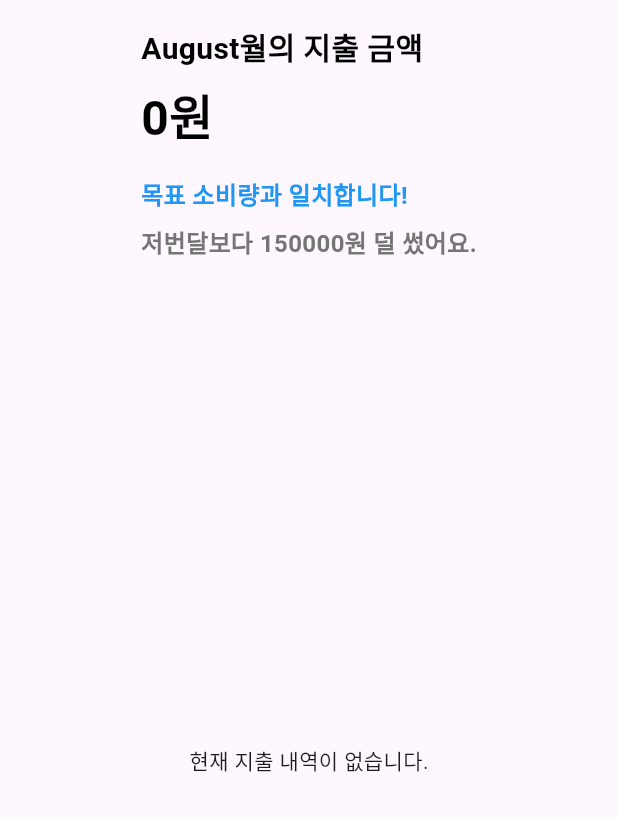
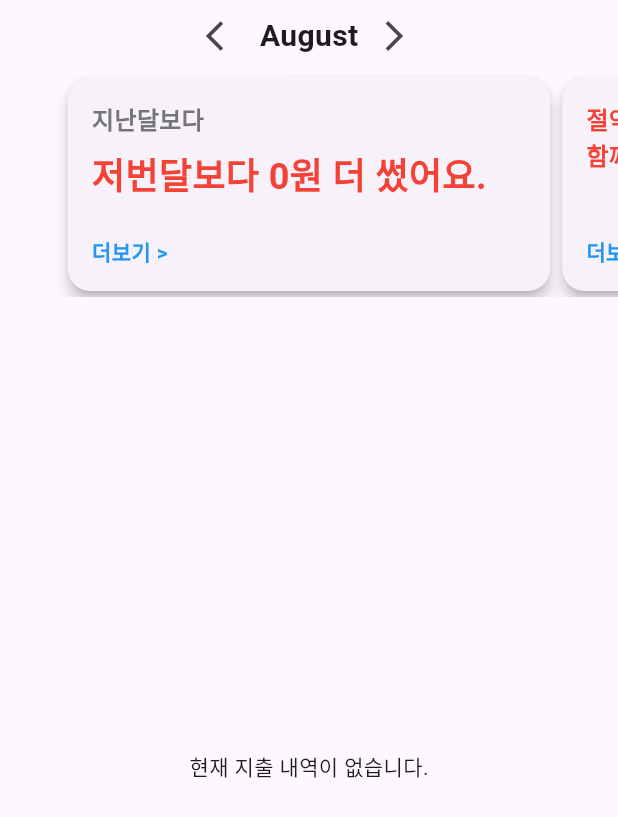
Before and after one commit to BBYUworld/bbyu-fe, a Flutter app: the JointLedgerListScreen screen opened directly with empty values, on a phone screen of 412 x 824 dp. Shown: the top 817 px of the screen. Run offline on Flutter 3.47's test engine with Material 3 defaults, Android fonts, the phone set to English and light mode, and no system bars; our stand-ins replace dio, fl_chart, flutter_secure_storage, table_calendar, webview_flutter; missing offline and left inert: remedi_kopo; accounts and stored records are empty; network calls fail.

Commit message:
design: Calender List 디자인

```diff
--- a/lib/models/couple_expense_model.dart
+++ b/lib/models/couple_expense_model.dart
@@ -1,7 +1,9 @@
 class CoupleExpense {
-  final int totalAmount;
-  final int targetAmount;
-  final int amountDifference;
+  final int totalAmount; //현재 이번달에 내가 쓴 금액
+  final int targetAmount; //내가 한 달에 쓰고자하는 목표 금액
+  final int amountDifference; // 월간 타겟 소비금액에서 얼만큼 덜 썼는지
+  final String category; //이번달에 내가 많이 쓴 카테고리
+  final int totalAmountFromLastMonth; //저번달보다 얼마 더 썼는지 (-면 더 저번달보다 많이 쓴것임)
   final List<DailyExpense> expenses;
   final List<DailyDetailExpense> dayExpenses;
 
@@ -9,6 +11,8 @@ class CoupleExpense {
     required this.totalAmount,
     required this.targetAmount,
     required this.amountDifference,
+    required this.category,
+    required this.totalAmountFromLastMonth,
     required this.expenses,
     required this.dayExpenses,
   });
@@ -29,6 +33,8 @@ class CoupleExpense {
       totalAmount: json['totalAmount'] ?? 0,
       targetAmount: json['targetAmount'] ?? 0,
       amountDifference: json['amountDifference'] ?? 0,
+      category: json['category'],
+      totalAmountFromLastMonth: json['totalAmountFromLastMonth'],
       expenses: expenseObjects,
       dayExpenses: detailExpenseObjects,
     );
--- a/lib/views/householdledger/HouseholdLedgerScreen.dart
+++ b/lib/views/householdledger/HouseholdLedgerScreen.dart
@@ -56,7 +56,6 @@ class _HouseholdLedgerScreenState extends State<HouseholdLedgerScreen> {
       final data = await _apiService.fetchCoupleExpense(year, month);
       print(data);
       print(data.dayExpenses);
-      print("@@@@@@@@@@@@");
       print("size = ${data.expenses.length}");
       setState(() {
         coupleExpense = data;
--- a/lib/views/householdledger/JointLedgerListScreen.dart
+++ b/lib/views/householdledger/JointLedgerListScreen.dart
@@ -16,6 +16,9 @@ class JointLedgerListScreen extends StatefulWidget {
 }
 
 class _JointLedgerListScreenState extends State<JointLedgerListScreen> {
+  PageController _pageController = PageController(viewportFraction: 0.8);
+  int _currentPage = 0;
+
   @override
   Widget build(BuildContext context) {
     return Scaffold(
@@ -26,7 +29,7 @@ class _JointLedgerListScreenState extends State<JointLedgerListScreen> {
         },
         child: Column(
           children: [
-            _buildAccountInfo(),
+            _buildCarousel(),
             Expanded(
               child: _buildGroupedExpenseList(),
             ),
@@ -36,79 +39,201 @@ class _JointLedgerListScreenState extends State<JointLedgerListScreen> {
     );
   }
 
-  Widget _buildAccountInfo() {
-    // 목표와 실제 지출 차이에 따른 메시지 생성
-    String differenceMessage;
-    Color differenceColor;
-    if (widget.coupleExpense!.amountDifference > 0) {
-      differenceMessage = '목표 소비량보다 ${widget.coupleExpense!.amountDifference}원 아끼고 있어요!';
-      differenceColor = Colors.green;
-    } else if (widget.coupleExpense!.amountDifference < 0) {
-      differenceMessage = '목표 소비량보다 ${widget.coupleExpense!.amountDifference.abs()}원 더 썼어요!';
-      differenceColor = Colors.red;
-    } else {
-      differenceMessage = '목표 소비량과 일치합니다!';
-      differenceColor = Colors.blue;
+  Widget _buildCarousel() {
+    return Column(
+      children: [
+        Row(
+          mainAxisAlignment: MainAxisAlignment.center,
+          children: [
+            IconButton(
+              icon: Icon(Icons.arrow_back_ios),
+              onPressed: () {
+                if (_currentPage > 0) {
+                  _pageController.previousPage(
+                    duration: Duration(milliseconds: 300),
+                    curve: Curves.easeInOut,
+                  );
+                }
+              },
+            ),
+            Text(
+              '${DateFormat('MMMM').format(DateTime.now())}',
+              style: TextStyle(
+                fontSize: 20,
+                fontWeight: FontWeight.bold,
+              ),
+            ),
+            IconButton(
+              icon: Icon(Icons.arrow_forward_ios),
+              onPressed: () {
+                _pageController.nextPage(
+                  duration: Duration(milliseconds: 300),
+                  curve: Curves.easeInOut,
+                );
+              },
+            ),
+          ],
+        ),
+        Container(
+          height: 150,
+          child: PageView(
+            controller: _pageController,
+            onPageChanged: (index) {
+              setState(() {
+                _currentPage = index;
+              });
+            },
+            children: [
+              _buildComparisonCard(),
+              _buildSavingsCard(),
+              _buildCategoryCard(),
+            ],
+          ),
+        ),
+      ],
+    );
   }
 
-    // 저번달과의 비교를 위한 가상의 저번달 지출 금액
-    // 실제로는 이전 달 데이터를 받아와야 합니다.
-    int previousMonthExpense = 150000; // 예를 들어
-    int expenseDifference = previousMonthExpense - widget.coupleExpense!.totalAmount;
+  Widget _buildComparisonCard() {
+    int expenseDifference = widget.coupleExpense?.totalAmountFromLastMonth ?? 0;
     String expenseComparisonMessage;
+    Color comparisonColor;
     if (expenseDifference > 0) {
-      expenseComparisonMessage = '저번달보다 ${expenseDifference}원 덜 썼어요.';
-    } else if (expenseDifference < 0) {
+      expenseComparisonMessage = '저번달보다 ${expenseDifference.abs()}원 덜 썼어요.';
+      comparisonColor = Colors.green;
+    } else {
       expenseComparisonMessage = '저번달보다 ${expenseDifference.abs()}원 더 썼어요.';
-    } else {
-      expenseComparisonMessage = '저번달과 동일한 금액을 썼어요!';
+      comparisonColor = Colors.red;
     }
 
-    return Padding(
+    return Card(
+      shape: RoundedRectangleBorder(
+        borderRadius: BorderRadius.circular(15),
+      ),
+      elevation: 4,
+      child: Padding(
         padding: const EdgeInsets.all(16.0),
         child: Column(
           crossAxisAlignment: CrossAxisAlignment.start,
           children: [
-          // 월별 지출 금액
             Text(
-            '${DateFormat('MMMM').format(DateTime.now())}월의 지출 금액',
-            style: TextStyle(
-              fontSize: 20,
-              fontWeight: FontWeight.bold,
-              color: Colors.black,
-            ),
-          ),
-          SizedBox(height: 8),
-          // 이번 달 지출 금액
-          Text(
-            '${widget.coupleExpense?.totalAmount ?? 0}원',
-            style: TextStyle(
-              fontSize: 32,
-              fontWeight: FontWeight.bold,
-              color: Colors.black,
-            ),
-          ),
-          SizedBox(height: 16),
-          // 목표 소비량과의 비교 메시지
-          Text(
-            differenceMessage,
-            style: TextStyle(
-              fontSize: 16,
-              fontWeight: FontWeight.bold,
-              color: differenceColor,
-            ),
-          ),
-          SizedBox(height: 8),
-          // 저번달과의 지출 비교 메시지
-          Text(
-            expenseComparisonMessage,
+              '지난달보다',
               style: TextStyle(
                 fontSize: 16,
                 fontWeight: FontWeight.bold,
                 color: Colors.grey[600],
               ),
             ),
+            SizedBox(height: 8),
+            Text(
+              expenseComparisonMessage,
+              style: TextStyle(
+                fontSize: 24,
+                fontWeight: FontWeight.bold,
+                color: comparisonColor,
+              ),
+            ),
+            Expanded(child: SizedBox()), // Spacer 대신 Expanded 사용
+            Text(
+              '더보기 >',
+              style: TextStyle(
+                fontSize: 14,
+                fontWeight: FontWeight.bold,
+                color: Colors.blue,
+              ),
+            ),
           ],
+        ),
+      ),
+    );
+  }
+
+  Widget _buildSavingsCard() {
+    String savingsMessage;
+    if ((widget.coupleExpense?.amountDifference ?? 0) > 0) {
+      savingsMessage = '잘 절약하고 계시네요! 오늘은 배우자와 함께 맛있는 외식을 해보시는건 어떤가요?';
+    } else {
+      savingsMessage = '절약이 필요할 거 같아요! 오늘은 배우자와 함께 맛있는 집밥을 만들어 먹어봐요.';
+    }
+
+    return Card(
+      shape: RoundedRectangleBorder(
+        borderRadius: BorderRadius.circular(15),
+      ),
+      elevation: 4,
+      child: Padding(
+        padding: const EdgeInsets.all(16.0),
+        child: Column(
+          crossAxisAlignment: CrossAxisAlignment.start,
+          children: [
+            Text(
+              savingsMessage,
+              style: TextStyle(
+                fontSize: 16,
+                fontWeight: FontWeight.bold,
+                color: (widget.coupleExpense?.amountDifference ?? 0) > 0 ? Colors.green : Colors.red,
+              ),
+            ),
+            Expanded(child: SizedBox()), // Spacer 대신 Expanded 사용
+            Text(
+              '더보기 >',
+              style: TextStyle(
+                fontSize: 14,
+                fontWeight: FontWeight.bold,
+                color: Colors.blue,
+              ),
+            ),
+          ],
+        ),
+      ),
+    );
+  }
+
+  Widget _buildCategoryCard() {
+    return Card(
+      shape: RoundedRectangleBorder(
+        borderRadius: BorderRadius.circular(15),
+      ),
+      elevation: 4,
+      child: Padding(
+        padding: const EdgeInsets.all(16.0),
+        child: Column(
+          crossAxisAlignment: CrossAxisAlignment.start,
+          children: [
+            Text(
+              '이번 달 최다 소비',
+              style: TextStyle(
+                fontSize: 16,
+                fontWeight: FontWeight.bold,
+                color: Colors.grey[600],
+              ),
+            ),
+            SizedBox(height: 8),
+            Row(
+              children: [
+                _getCategoryIcon(widget.coupleExpense?.category ?? ''),
+                SizedBox(width: 8),
+                Text(
+                  '${widget.coupleExpense?.category ?? '카테고리 없음'}',
+                  style: TextStyle(
+                    fontSize: 24,
+                    fontWeight: FontWeight.bold,
+                    color: Colors.blue,
+                  ),
+                ),
+              ],
+            ),
+            Expanded(child: SizedBox()), // Spacer 대신 Expanded 사용
+            Text(
+              '더보기 >',
+              style: TextStyle(
+                fontSize: 14,
+                fontWeight: FontWeight.bold,
+                color: Colors.blue,
+              ),
+            ),
+          ],
+        ),
       ),
     );
   }
```
Lines whose indentation alone changed are shown as unchanged.
